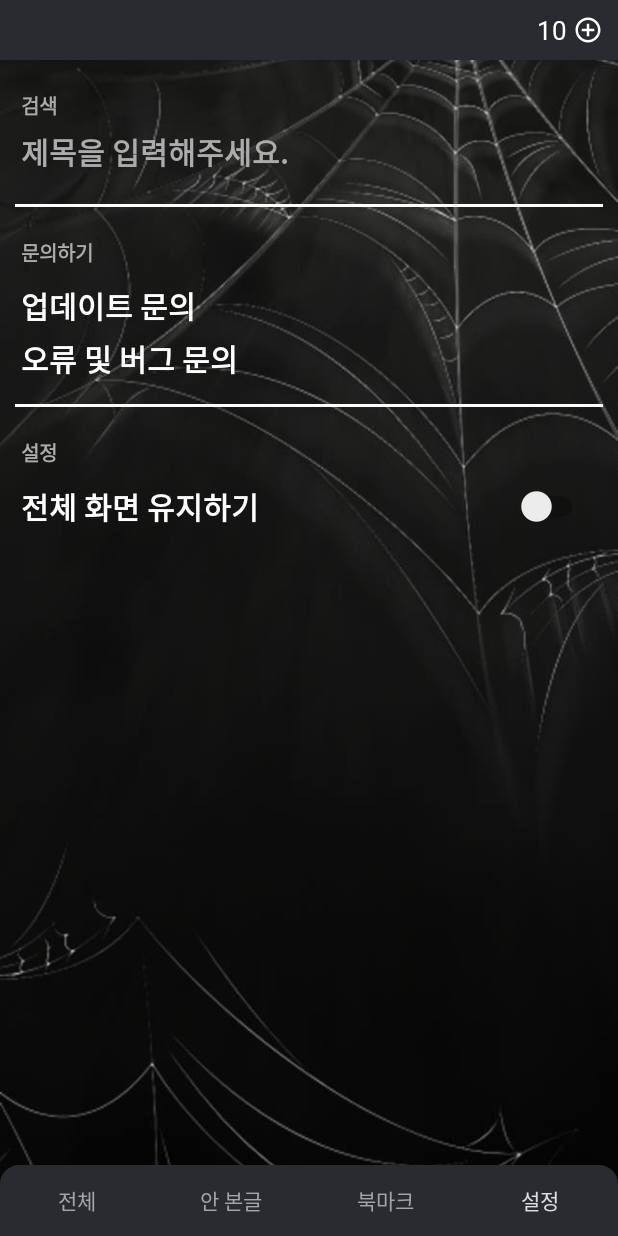
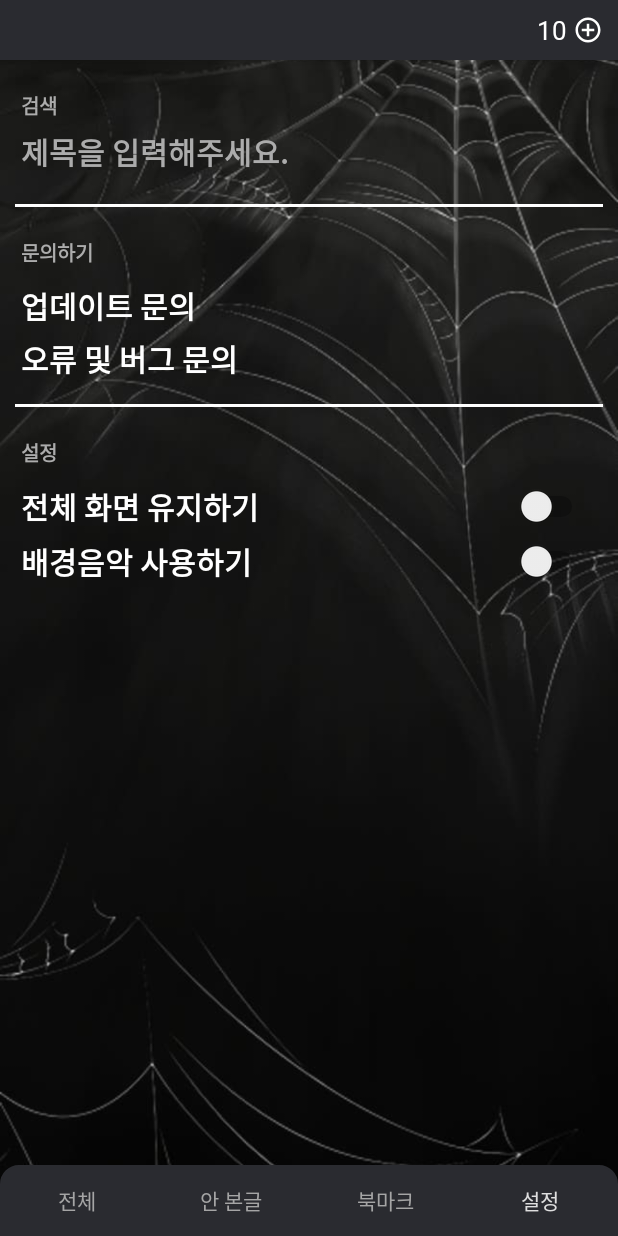
Before and after one commit to Han-JeongHyeon/Scarystory, an Android app: the screen it shows after launch (TitleActivity), after a tap on "설정", on a phone screen of 412 x 824 dp. Run offline under Robolectric (Android 15) with nearby library versions, the phone set to English and light mode, and no system bars; our stand-ins replace AdMob; pictures from the network do not load; Roboto replaces fonts that are not available here; 4 statements that could not run were skipped; 2 other taps on this screen came first.

Commit message:
[feat] 최신버전 백업

```diff
--- a/app/src/main/java/com/horror/scarystory/Activity/MainActivity.kt
+++ b/app/src/main/java/com/horror/scarystory/Activity/MainActivity.kt
@@ -23,6 +23,12 @@ class MainActivity : BaseActivity<ActivityMainBinding>({ ActivityMainBinding.inf
         AdRequestService(this).getRewardAd()
 
         val application = application as? MyApplication
+
+        val musicFg = PrefKey(this).getBoolean("music", false)
+
+        if (musicFg){
+            MyApplication().start()
+        }
 
         Handler().postDelayed(
             Runnable {
--- a/app/src/main/java/com/horror/scarystory/BaseActivity.kt
+++ b/app/src/main/java/com/horror/scarystory/BaseActivity.kt
@@ -47,7 +47,6 @@ abstract class BaseActivity<T: ViewBinding>(
 
     override fun onStart() {
         super.onStart()
-
     }
 
     override fun onResume() {
@@ -85,6 +84,7 @@ abstract class BaseActivity<T: ViewBinding>(
 
     override fun onBackPressed() {
         if(System.currentTimeMillis() - backTime <= 2500) {
+            MyApplication().release()
             finish()
         } else {
             Toast.makeText(this, "앱을 종료하기 위해 '뒤로' 버튼을 한번 더 눌러주세요.", Toast.LENGTH_SHORT).show()
--- a/app/src/main/java/com/horror/scarystory/MyApplication.kt
+++ b/app/src/main/java/com/horror/scarystory/MyApplication.kt
@@ -3,6 +3,7 @@ package com.horror.scarystory
 import android.app.Activity
 import android.app.Application
 import android.content.Context
+import android.media.MediaPlayer
 import android.os.Bundle
 import android.util.Log
 import android.widget.Toast
@@ -24,6 +25,10 @@ class MyApplication :
     private lateinit var appOpenAdManager: AppOpenAdManager
     private var currentActivity: Activity? = null
 
+    companion object {
+        var mediaPlayer: MediaPlayer? = null
+    }
+
     override fun onCreate() {
         super.onCreate()
         registerActivityLifecycleCallbacks(this)
@@ -31,6 +36,9 @@ class MyApplication :
         MobileAds.initialize(this) {}
         ProcessLifecycleOwner.get().lifecycle.addObserver(this)
         appOpenAdManager = AppOpenAdManager()
+
+        mediaPlayer = MediaPlayer.create(this, R.raw.fuscia)
+        mediaPlayer?.isLooping = true
     }
 
     /** LifecycleObserver method that shows the app open ad when the app moves to foreground. */
@@ -224,4 +232,18 @@ class MyApplication :
             appOpenAd!!.show(activity)
         }
     }
+
+    // 음악 관련 로직
+    fun start() {
+        mediaPlayer?.start()
+    }
+
+    fun pause() {
+        mediaPlayer?.pause()
+    }
+
+    fun release() {
+        mediaPlayer?.release()
+    }
+
 }
--- a/app/src/main/res/layout/activity_title.xml
+++ b/app/src/main/res/layout/activity_title.xml
@@ -172,6 +172,31 @@
                     android:layout_height="match_parent"
                     android:layout_marginRight="20dp"
                     tools:ignore="UseSwitchCompatOrMaterialXml" />
+
+            </LinearLayout>
+
+            <LinearLayout
+                android:layout_width="match_parent"
+                android:layout_height="wrap_content"
+                android:orientation="horizontal"
+                android:layout_marginBottom="5dp">
+
+                <TextView
+                    android:layout_width="wrap_content"
+                    android:layout_height="match_parent"
+                    android:fontFamily="@font/bitro"
+                    android:gravity="center"
+                    android:text="배경음악 사용하기"
+                    android:textColor="@color/white"
+                    android:layout_marginLeft="14dp"
+                    android:textSize="20dp"
+                    android:textStyle="bold" />
+
+                <Switch
+                    android:id="@+id/music_on"
+                    android:layout_width="match_parent"
+                    android:layout_height="match_parent"
+                    android:layout_marginRight="20dp" />
 
             </LinearLayout>
 
--- a/app/src/main/res/values/strings.xml
+++ b/app/src/main/res/values/strings.xml
@@ -15,7 +15,7 @@
     <string name="확인">확인</string>
     <string name="네">네</string>
     <string name="광고보기">광고 보기</string>
-    <string name="광고_해석권">광고보고 해석권 10개 획득하기</string>
+    <string name="광고_해석권">광고보고 해석권 5개 획득하기</string>
     <string name="해석권_설명">해석권은 해석을 보여주는 쿠폰입니다\\n\\t\\t처음 10개가 주어지고 그 후 광고를 \\t\\t\\\t통해서 얻을 수 있습니다.</string>
     <string name="리뷰">리뷰 달기</string>
     <string name="리뷰_타이틀">이야기가 재밌었다면\\n리뷰를 달아주세요!!</string>
--- a/build.gradle
+++ b/build.gradle
@@ -5,6 +5,7 @@ buildscript {
         mavenCentral()
     }
     dependencies {
+//        classpath "com.android.tools.build:gradle:7.0.1"
         classpath "com.android.tools.build:gradle:7.0.1"
         classpath "org.jetbrains.kotlin:kotlin-gradle-plugin:1.6.10"
         classpath 'com.google.gms:google-services:4.3.13'
```
Also changed, not shown: app/build.gradle (+18 -4 lines), app/src/main/java/com/horror/scarystory/Activity/TitleActivity.kt (+15 -0 lines), app/src/main/java/com/horror/scarystory/Service/MusicApplication.kt (added, +40 -0 lines), 2 other files.
